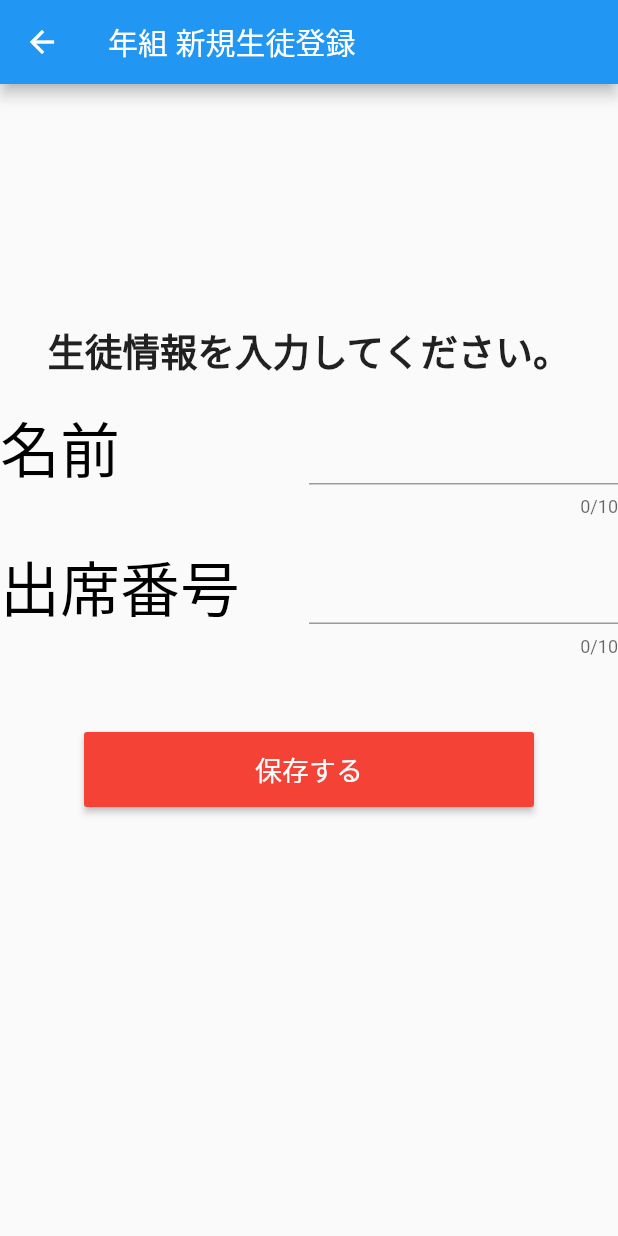
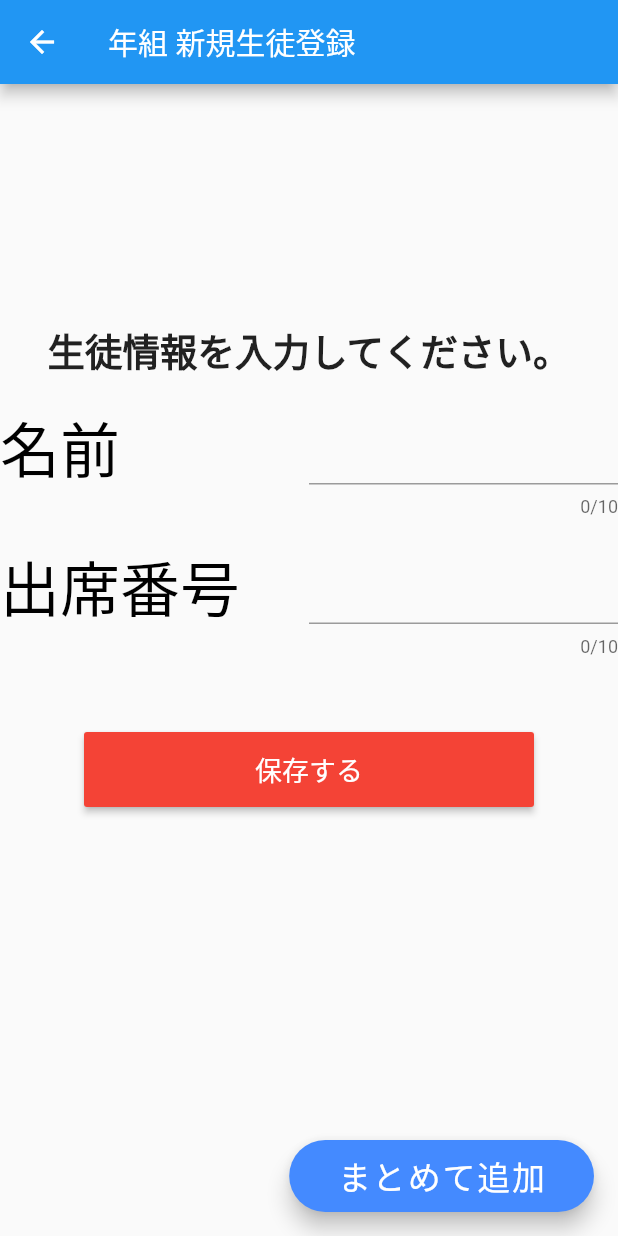
Before and after one commit to harukitosa/lecture_performance_app, a Flutter app: the RegistStudent screen opened directly with empty values, on a phone screen of 412 x 824 dp. Run offline on Flutter 3.47's test engine with Material 2 defaults, Android fonts, the phone set to English and light mode, and no system bars; our stand-ins replace sqflite; accounts and stored records are empty.

Commit message:
DEVELOP:wireの完成

```diff
--- a/lib/components/admin/regist/registStudent.dart
+++ b/lib/components/admin/regist/registStudent.dart
@@ -36,6 +36,20 @@ class RegistStudent extends StatelessWidget {
             );
           },
         ),
+      ),
+      floatingActionButton: FloatingActionButton.extended(
+        onPressed: () {},
+        tooltip: 'Increment',
+        label: Padding(
+          padding: EdgeInsets.all(12.0),
+          child: Text(
+            'まとめて追加',
+            style: TextStyle(
+              fontSize: 22,
+            ),
+          ),
+        ),
+        backgroundColor: Colors.blueAccent,
       ),
     );
   }
@@ -168,7 +182,6 @@ class _InputFormState extends State<_InputForm> {
 }
 
 Future<void> _confirmPopUp(context) async {
-  final RegistStudentArgument args = ModalRoute.of(context).settings.arguments;
   return showDialog<void>(
     context: context,
     barrierDismissible: false, // user must tap button!
```
Also changed, not shown: lib/components/classRoom/index/index.dart (+19 -16 lines), lib/wire.dart (+23 -6 lines).
